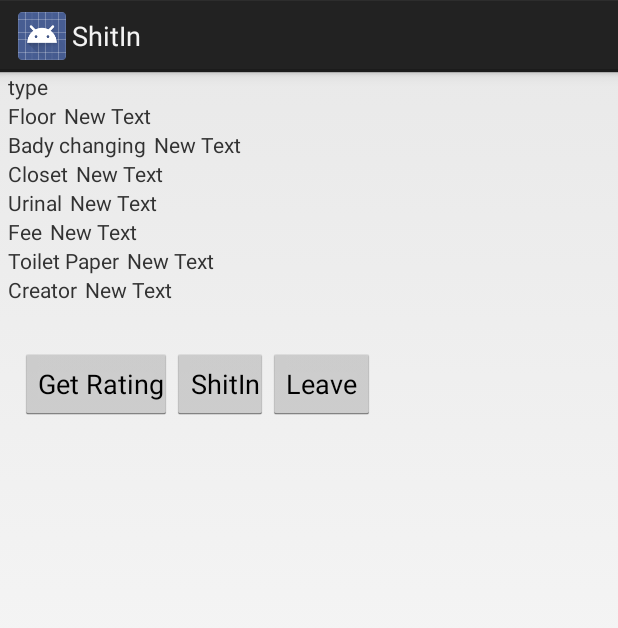
After one commit to YesGood/ShitIn, an Android app: the layout fragment_toilet_detail.xml on its own in the app's theme, with its tools: preview values and no code run, on a phone screen of 412 x 824 dp. The commit adds this screen. Shown: the top 628 px of the screen. Run offline under Robolectric (Android 15) with nearby library versions, the phone set to English and light mode, and no system bars.

Commit message:
toilet detail fragment

```diff
--- a/ShitIn/app/src/main/java/com/yesgood/shitIn/MainActivity.java
+++ b/ShitIn/app/src/main/java/com/yesgood/shitIn/MainActivity.java
@@ -31,6 +31,7 @@ import com.google.android.gms.location.LocationListener;
 import com.google.android.gms.location.LocationRequest;
 import com.google.android.gms.location.LocationServices;
 import com.google.android.gms.maps.CameraUpdateFactory;
+import com.google.android.gms.maps.GoogleMap;
 import com.google.android.gms.maps.GoogleMap.CancelableCallback;
 import com.google.android.gms.maps.GoogleMap.OnCameraChangeListener;
 import com.google.android.gms.maps.SupportMapFragment;
@@ -48,6 +49,7 @@ import com.parse.ParseGeoPoint;
 import com.parse.ParseQuery;
 import com.parse.ParseQueryAdapter;
 import com.yesgood.shitIn.fragments.CreateNewToilet;
+import com.yesgood.shitIn.fragments.ToiletDetail;
 
 import java.util.HashMap;
 import java.util.HashSet;
@@ -57,7 +59,9 @@ import java.util.Set;
 
 public class MainActivity extends FragmentActivity implements LocationListener,
     GoogleApiClient.ConnectionCallbacks,
-    GoogleApiClient.OnConnectionFailedListener {
+    GoogleApiClient.OnConnectionFailedListener,
+        GoogleMap.OnMarkerClickListener
+{
 
   /*
    * Define a request code to send to Google Play services This code is returned in
@@ -121,6 +125,7 @@ public class MainActivity extends FragmentActivity implements LocationListener,
 
   // Fields for helping process map and location changes
   private final Map<String, Marker> mapMarkers = new HashMap<String, Marker>();
+    private final Map<String, ToiletDataPost> mapMarkerData = new HashMap<String, ToiletDataPost>();
   private int mostRecentMapUpdate;
   private boolean hasSetUpInitialLocation;
   private String selectedPostObjectId;
@@ -155,7 +160,7 @@ public class MainActivity extends FragmentActivity implements LocationListener,
     // Set the interval ceiling to one minute
     locationRequest.setFastestInterval(FAST_INTERVAL_CEILING_IN_MILLISECONDS);
 
-    // Create a new location client, using the enclosing class to handle callbacks.
+       // Create a new location client, using the enclosing class to handle callbacks.
     locationClient = new GoogleApiClient.Builder(this)
               .addApi(LocationServices.API)
               .addConnectionCallbacks(this)
@@ -218,7 +223,7 @@ public class MainActivity extends FragmentActivity implements LocationListener,
               public void onFinish() {
                 Marker marker = mapMarkers.get(item.getObjectId());
                 if (marker != null) {
-                  marker.showInfoWindow();
+                  //marker.showInfoWindow();
                 }
               }
 
@@ -227,7 +232,7 @@ public class MainActivity extends FragmentActivity implements LocationListener,
             });
         Marker marker = mapMarkers.get(item.getObjectId());
         if (marker != null) {
-          marker.showInfoWindow();
+          //marker.showInfoWindow();
         }
       }
     });
@@ -244,6 +249,7 @@ public class MainActivity extends FragmentActivity implements LocationListener,
     // Enable the current location "blue dot"
     mapFragment.getMap().setMyLocationEnabled(true);
     // Set up the camera change handler
+      mapFragment.getMap().setOnMarkerClickListener(this);
     mapFragment.getMap().setOnCameraChangeListener(new OnCameraChangeListener() {
       public void onCameraChange(CameraPosition position) {
         // When the camera changes, update the query
@@ -603,14 +609,15 @@ public class MainActivity extends FragmentActivity implements LocationListener,
                 markerOpts.title(post.getText()).snippet(post.getUser().getUsername())
                     .icon(BitmapDescriptorFactory.defaultMarker(BitmapDescriptorFactory.HUE_GREEN));*/
             markerOpts =
-                    markerOpts.title(post.getName()).snippet("")
+                    markerOpts.title(post.getName()).snippet(post.getObjectId())
                             .icon(BitmapDescriptorFactory.fromResource(ToiletDataDefine.getTypeImageResID(post.getType())));
           }
           // Add a new marker
           Marker marker = mapFragment.getMap().addMarker(markerOpts);
           mapMarkers.put(post.getObjectId(), marker);
+            mapMarkerData.put(post.getObjectId(),post);
           if (post.getObjectId().equals(selectedPostObjectId)) {
-            marker.showInfoWindow();
+            //marker.showInfoWindow();
             selectedPostObjectId = null;
           }
         }
@@ -630,6 +637,7 @@ public class MainActivity extends FragmentActivity implements LocationListener,
         marker.remove();
         mapMarkers.get(objId).remove();
         mapMarkers.remove(objId);
+          mapMarkerData.remove(objId);
       }
     }
   }
@@ -779,9 +787,18 @@ public class MainActivity extends FragmentActivity implements LocationListener,
     }
   }
 
-  /*
-   * Define a DialogFragment to display the error dialog generated in showErrorDialog.
-   */
+    @Override
+    public boolean onMarkerClick(Marker marker) {
+        FragmentManager fm = getSupportFragmentManager();
+        ToiletDetail toiletDetail = ToiletDetail.newInstance();
+        toiletDetail.setToiletData(mapMarkerData.get(marker.getSnippet()));
+        toiletDetail.show(fm,"test");
+        return false;
+    }
+
+    /*
+     * Define a DialogFragment to display the error dialog generated in showErrorDialog.
+     */
   public static class ErrorDialogFragment extends DialogFragment {
     // Global field to contain the error dialog
     private Dialog mDialog;
--- a/ShitIn/app/src/main/java/com/yesgood/shitIn/ToiletDataDefine.java
+++ b/ShitIn/app/src/main/java/com/yesgood/shitIn/ToiletDataDefine.java
@@ -1,4 +1,6 @@
 package com.yesgood.shitIn;
+
+import android.content.Context;
 
 import java.util.Arrays;
 
@@ -28,6 +30,28 @@ public class ToiletDataDefine {
         return Arrays.asList(paper_index).indexOf(id) == 0 ? true: false;
     }
 
+    public static String getBabyChangingText( Context context, boolean flag )
+    {
+        return flag == true ? context.getResources().getString(R.string.yes_text) : context.getResources().getString(R.string.no_text);
+    }
+
+    public static String getPaperText( Context context, boolean flag )
+    {
+        return flag == true ? context.getResources().getString(R.string.yes_text) : context.getResources().getString(R.string.no_text);
+    }
+
+    public static String getClosetText( Context context, int value )
+    {
+        String[] closet_array = context.getResources().getStringArray(R.array.closet_numeric_array);
+        return closet_array.length > value ? closet_array[value] : "";
+    }
+
+    public static String getUrinalText( Context context, int value )
+    {
+        String[] urinal_array = context.getResources().getStringArray(R.array.urinal_numeric_array);
+        return urinal_array.length > value ? urinal_array[value] : "";
+    }
+
     public static boolean getPrivateIndex( int id )
     {
         return Arrays.asList(private_index).indexOf(id) == 0 ? true : false;
--- /dev/null
+++ b/ShitIn/app/src/main/java/com/yesgood/shitIn/fragments/ToiletDetail.java
@@ -0,0 +1,64 @@
+package com.yesgood.shitIn.fragments;
+
+import android.os.Bundle;
+import android.support.v4.app.DialogFragment;
+import android.view.LayoutInflater;
+import android.view.View;
+import android.view.ViewGroup;
+import android.widget.ImageView;
+import android.widget.TextView;
+
+import com.yesgood.shitIn.R;
+import com.yesgood.shitIn.ToiletDataDefine;
+import com.yesgood.shitIn.ToiletDataPost;
+
+/**
+ * Created by hsuanlin on 2015/8/28.
+ */
+public class ToiletDetail extends DialogFragment {
+    private ToiletDataPost post;
+    private ImageView ivType;
+    private TextView tvFloor;
+    private TextView tvBadyChanging;
+    private TextView tvCloset;
+    private TextView tvUrinal;
+    private TextView tvFee;
+    private TextView tvPaper;
+    private TextView tvCreator;
+
+
+    public static ToiletDetail newInstance(){
+        ToiletDetail frag = new ToiletDetail();
+        return frag;
+    }
+
+    public void setToiletData( ToiletDataPost data )
+    {
+        post = data;
+    }
+
+    @Override
+    public View onCreateView(LayoutInflater inflater, ViewGroup container, Bundle savedInstanceState) {
+        View view = inflater.inflate(R.layout.fragment_toilet_detail, container, false );
+
+        ivType = (ImageView) view.findViewById(R.id.ivTypeImage);
+        TextView tvFloor = (TextView) view.findViewById(R.id.tvShowFloor);
+        TextView tvBadyChanging = (TextView) view.findViewById(R.id.tvShowBabyChanging);
+        TextView tvCloset = (TextView) view.findViewById(R.id.tvShowCloset);
+        TextView tvUrinal = (TextView) view.findViewById(R.id.tvShowUrinal);
+        TextView tvFee = (TextView) view.findViewById(R.id.tvShowFee);
+        TextView tvPaper = (TextView) view.findViewById(R.id.tvShowPaper);
+        TextView tvCreator = (TextView) view.findViewById(R.id.tvShowCreator);
+
+        ivType.setImageResource(ToiletDataDefine.getTypeImageResID(post.getType()));
+        tvFloor.setText(Integer.toString(post.getFloor()));
+        tvBadyChanging.setText(ToiletDataDefine.getBabyChangingText(getActivity(), post.getBadyChanging()));
+        tvCloset.setText(ToiletDataDefine.getClosetText(getActivity(), post.getCloset()));
+        tvUrinal.setText(ToiletDataDefine.getUrinalText(getActivity(), post.getUrinal()));
+        tvFee.setText(Integer.toString(post.getFee()));
+        tvPaper.setText(ToiletDataDefine.getPaperText(getActivity(), post.getToiletPaper()));
+        tvCreator.setText(post.getUser().getUsername());
+
+        return view;
+    }
+}
--- /dev/null
+++ b/ShitIn/app/src/main/res/layout/fragment_toilet_detail.xml
@@ -0,0 +1,192 @@
+<?xml version="1.0" encoding="utf-8"?>
+<RelativeLayout xmlns:android="http://schemas.android.com/apk/res/android"
+    android:layout_width="match_parent" android:layout_height="match_parent">
+
+    <TextView
+        android:layout_width="wrap_content"
+        android:layout_height="wrap_content"
+        android:text="@string/type_text"
+        android:id="@+id/tvDetailType"
+        android:layout_alignParentTop="true"
+        android:layout_alignParentLeft="true"
+        android:layout_alignParentStart="true"
+        android:paddingRight="5dp"
+        android:paddingLeft="5dp" />
+
+    <ImageView
+        android:layout_width="wrap_content"
+        android:layout_height="wrap_content"
+        android:id="@+id/ivTypeImage"
+        android:layout_toEndOf="@+id/tvDetailType"
+        android:layout_alignParentTop="true"
+        android:layout_toRightOf="@+id/tvDetailType" />
+
+    <TextView
+        android:layout_width="wrap_content"
+        android:layout_height="wrap_content"
+        android:text="@string/floor_text"
+        android:id="@+id/tvDetailFloor"
+        android:layout_below="@+id/tvDetailType"
+        android:layout_alignParentLeft="true"
+        android:layout_alignParentStart="true"
+        android:paddingRight="5dp"
+        android:paddingLeft="5dp" />
+
+    <TextView
+        android:layout_width="wrap_content"
+        android:layout_height="wrap_content"
+        android:text="New Text"
+        android:id="@+id/tvShowFloor"
+        android:layout_alignTop="@+id/tvDetailFloor"
+        android:layout_toRightOf="@+id/tvDetailFloor"
+        android:layout_toEndOf="@+id/tvDetailFloor" />
+
+    <TextView
+        android:layout_width="wrap_content"
+        android:layout_height="wrap_content"
+        android:text="@string/babychanging_text"
+        android:id="@+id/tvDetailBabyChanging"
+        android:layout_below="@+id/tvDetailFloor"
+        android:layout_alignParentLeft="true"
+        android:layout_alignParentStart="true"
+        android:paddingRight="5dp"
+        android:paddingLeft="5dp" />
+
+    <TextView
+        android:layout_width="wrap_content"
+        android:layout_height="wrap_content"
+        android:text="New Text"
+        android:id="@+id/tvShowBabyChanging"
+        android:layout_below="@+id/tvShowFloor"
+        android:layout_toRightOf="@+id/tvDetailBabyChanging"
+        android:layout_toEndOf="@+id/tvDetailBabyChanging" />
+
+    <TextView
+        android:layout_width="wrap_content"
+        android:layout_height="wrap_content"
+        android:text="@string/closet_text"
+        android:id="@+id/tvDetailCloset"
+        android:layout_below="@+id/tvDetailBabyChanging"
+        android:paddingLeft="5dp"
+        android:paddingRight="5dp" />
+
+    <TextView
+        android:layout_width="wrap_content"
+        android:layout_height="wrap_content"
+        android:text="New Text"
+        android:id="@+id/tvShowCloset"
+        android:layout_alignTop="@+id/tvDetailCloset"
+        android:layout_toRightOf="@+id/tvDetailCloset"
+        android:layout_toEndOf="@+id/tvDetailCloset" />
+
+    <TextView
+        android:layout_width="wrap_content"
+        android:layout_height="wrap_content"
+        android:text="@string/urinal_text"
+        android:id="@+id/tvDetailUrinal"
+        android:layout_below="@+id/tvDetailCloset"
+        android:layout_alignParentLeft="true"
+        android:layout_alignParentStart="true"
+        android:paddingRight="5dp"
+        android:paddingLeft="5dp" />
+
+    <TextView
+        android:layout_width="wrap_content"
+        android:layout_height="wrap_content"
+        android:text="New Text"
+        android:id="@+id/tvShowUrinal"
+        android:layout_below="@+id/tvDetailCloset"
+        android:layout_toRightOf="@+id/tvDetailUrinal"
+        android:layout_toEndOf="@+id/tvDetailUrinal" />
+
+    <TextView
+        android:layout_width="wrap_content"
+        android:layout_height="wrap_content"
+        android:text="@string/fee_text"
+        android:id="@+id/tvFee"
+        android:layout_below="@+id/tvDetailUrinal"
+        android:layout_alignParentLeft="true"
+        android:layout_alignParentStart="true"
+        android:paddingRight="5dp"
+        android:paddingLeft="5dp" />
+
+    <TextView
+        android:layout_width="wrap_content"
+        android:layout_height="wrap_content"
+        android:text="New Text"
+        android:id="@+id/tvShowFee"
+        android:layout_below="@+id/tvDetailUrinal"
+        android:layout_toRightOf="@+id/tvFee"
+        android:layout_toEndOf="@+id/tvFee" />
+
+    <TextView
+        android:layout_width="wrap_content"
+        android:layout_height="wrap_content"
+        android:text="@string/paper_text"
+        android:id="@+id/tvDetailPaper"
+        android:layout_below="@+id/tvFee"
+        android:layout_alignParentLeft="true"
+        android:layout_alignParentStart="true"
+        android:paddingRight="5dp"
+        android:paddingLeft="5dp" />
+
+    <TextView
+        android:layout_width="wrap_content"
+        android:layout_height="wrap_content"
+        android:text="New Text"
+        android:id="@+id/tvShowPaper"
+        android:layout_below="@+id/tvShowFee"
+        android:layout_toRightOf="@+id/tvDetailPaper"
+        android:layout_toEndOf="@+id/tvDetailPaper" />
+
+    <TextView
+        android:layout_width="wrap_content"
+        android:layout_height="wrap_content"
+        android:text="@string/creator_text"
+        android:id="@+id/tvDetailCreator"
+        android:layout_below="@+id/tvDetailPaper"
+        android:layout_alignParentLeft="true"
+        android:layout_alignParentStart="true"
+        android:paddingRight="5dp"
+        android:paddingLeft="5dp" />
+
+    <TextView
+        android:layout_width="wrap_content"
+        android:layout_height="wrap_content"
+        android:text="New Text"
+        android:id="@+id/tvShowCreator"
+        android:layout_below="@+id/tvDetailPaper"
+        android:layout_toRightOf="@+id/tvDetailCreator"
+        android:layout_toEndOf="@+id/tvDetailCreator" />
+
+    <Button
+        android:layout_width="wrap_content"
+        android:layout_height="wrap_content"
+        android:text="@string/get_rating_text"
+        android:id="@+id/btRating"
+        android:layout_below="@+id/tvDetailCreator"
+        android:layout_alignRight="@+id/tvShowCreator"
+        android:layout_alignEnd="@+id/tvShowCreator"
+        android:layout_marginTop="29dp"
+        android:paddingRight="5dp" />
+
+    <Button
+        android:layout_width="wrap_content"
+        android:layout_height="wrap_content"
+        android:text="@string/shitin_text"
+        android:id="@+id/btShitIn"
+        android:layout_alignTop="@+id/btRating"
+        android:layout_toRightOf="@+id/btRating"
+        android:layout_toEndOf="@+id/btRating"
+        android:paddingRight="5dp" />
+
+    <Button
+        android:layout_width="wrap_content"
+        android:layout_height="wrap_content"
+        android:text="@string/leave_text"
+        android:id="@+id/btLeave"
+        android:layout_alignTop="@+id/btShitIn"
+        android:layout_toRightOf="@+id/btShitIn"
+        android:layout_toEndOf="@+id/btShitIn" />
+
+</RelativeLayout>
--- a/ShitIn/app/src/main/res/values/language.xml
+++ b/ShitIn/app/src/main/res/values/language.xml
@@ -25,4 +25,8 @@
         <item>6 up</item>
     </string-array>
     <string name="answer_all_questions">Answer all questions</string>
+    <string name="creator_text">Creator</string>
+    <string name="get_rating_text">Get Rating</string>
+    <string name="shitin_text">ShitIn</string>
+    <string name="leave_text">Leave</string>
 </resources>
```
Also changed, not shown: 4 other files.
